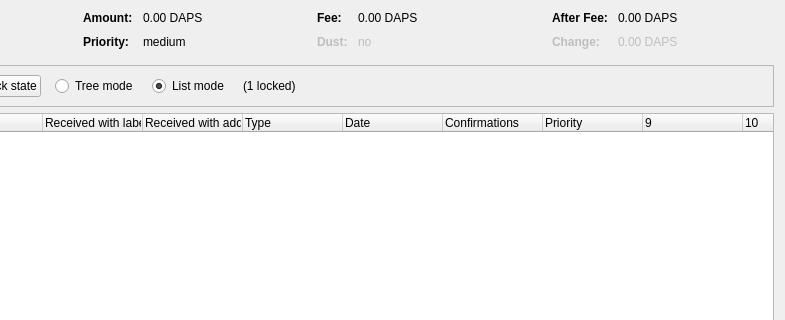
Before: the Qt Designer form src/qt/forms/coincontroldialog.ui in nashsclay/DAPSCoin, drawn with Qt 5; both pictures show x 169 to 954 and y 0 to 320 of the 954 by 500 pixel window.
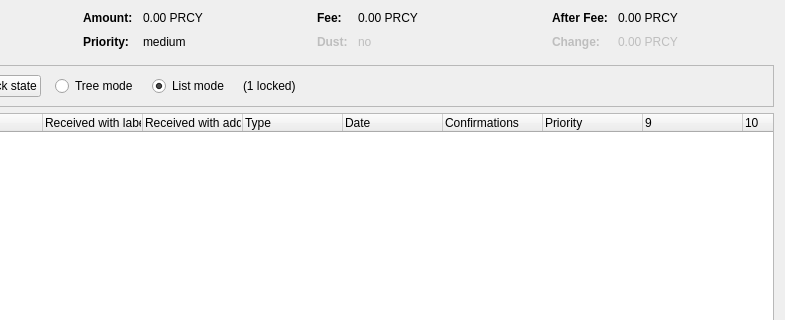
After: the same form once the commit is applied. Custom widgets are drawn as their Qt base class.

Commit message: convert to PRCY

```diff
--- a/src/qt/forms/coincontroldialog.ui
+++ b/src/qt/forms/coincontroldialog.ui
@@ -132,7 +132,7 @@
           <enum>Qt::ActionsContextMenu</enum>
          </property>
          <property name="text">
-          <string notr="true">0.00 DAPS</string>
+          <string notr="true">0.00 PRCY</string>
          </property>
          <property name="textInteractionFlags">
           <set>Qt::LinksAccessibleByMouse|Qt::TextSelectableByKeyboard|Qt::TextSelectableByMouse</set>
@@ -206,7 +206,7 @@
           <enum>Qt::ActionsContextMenu</enum>
          </property>
          <property name="text">
-          <string notr="true">0.00 DAPS</string>
+          <string notr="true">0.00 PRCY</string>
          </property>
          <property name="textInteractionFlags">
           <set>Qt::LinksAccessibleByMouse|Qt::TextSelectableByKeyboard|Qt::TextSelectableByMouse</set>
@@ -286,7 +286,7 @@
           <enum>Qt::ActionsContextMenu</enum>
          </property>
          <property name="text">
-          <string notr="true">0.00 DAPS</string>
+          <string notr="true">0.00 PRCY</string>
          </property>
          <property name="textInteractionFlags">
           <set>Qt::LinksAccessibleByMouse|Qt::TextSelectableByKeyboard|Qt::TextSelectableByMouse</set>
@@ -321,7 +321,7 @@
           <enum>Qt::ActionsContextMenu</enum>
          </property>
          <property name="text">
-          <string notr="true">0.00 DAPS</string>
+          <string notr="true">0.00 PRCY</string>
          </property>
          <property name="textInteractionFlags">
           <set>Qt::LinksAccessibleByMouse|Qt::TextSelectableByKeyboard|Qt::TextSelectableByMouse</set>
```
The commit also changes 392 other files.
